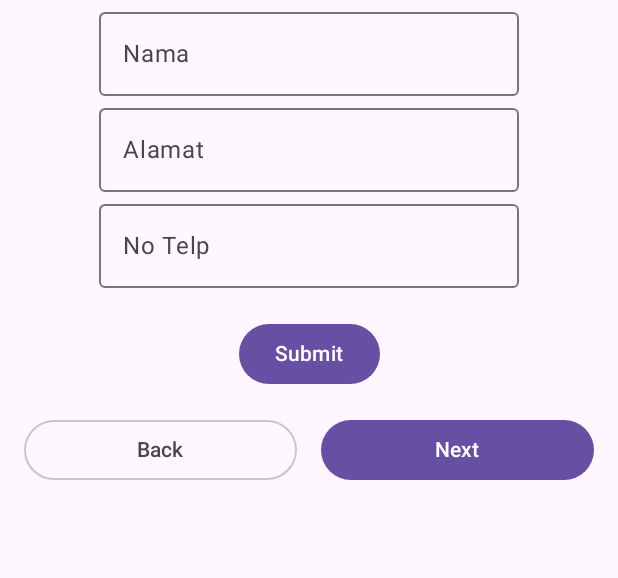
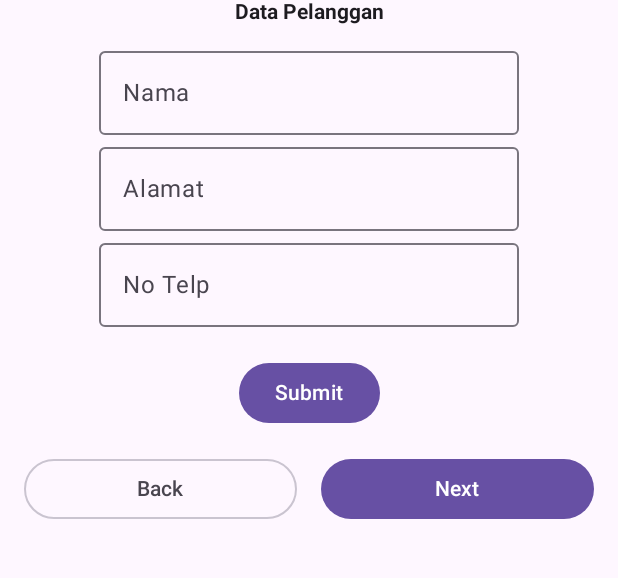
Before and after one commit to rezariswandhaaaa/137_NavigationWithData, an Android app built with Jetpack Compose: the Fomulir screen opened through its navigation route, on a phone screen of 412 x 824 dp, the part 96-674 px from its top. Run offline under Robolectric (Android 15) with nearby library versions, the phone set to English and light mode, and no system bars.

Commit message:
Add text data pelanggan on HalamanSatu

```diff
--- a/app/src/main/java/com/example/activity5/ui/page/HalamanSatu.kt
+++ b/app/src/main/java/com/example/activity5/ui/page/HalamanSatu.kt
@@ -5,6 +5,7 @@ import androidx.compose.foundation.layout.Column
 import androidx.compose.foundation.layout.Row
 import androidx.compose.foundation.layout.Spacer
 import androidx.compose.foundation.layout.fillMaxWidth
+import androidx.compose.foundation.layout.height
 import androidx.compose.foundation.layout.padding
 import androidx.compose.material3.Button
 import androidx.compose.material3.ExperimentalMaterial3Api
@@ -20,6 +21,7 @@ import androidx.compose.ui.Alignment
 import androidx.compose.ui.Modifier
 import androidx.compose.ui.res.dimensionResource
 import androidx.compose.ui.res.stringResource
+import androidx.compose.ui.text.font.FontWeight
 import androidx.compose.ui.tooling.preview.Preview
 import androidx.compose.ui.unit.dp
 import com.example.activity5.R
@@ -41,6 +43,10 @@ fun HalamanSatu(
         verticalArrangement = Arrangement.Center,
         modifier = Modifier.fillMaxWidth()
     ){
+        Row {
+            Text(text = "Data Pelanggan", fontWeight = FontWeight.Bold)
+        }
+        Spacer(modifier = Modifier.height(10.dp))
 
         OutlinedTextField(
             value = namaText,
```
